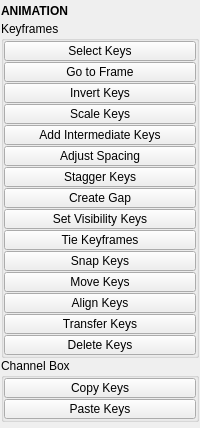
The window that tentacle/ui/animation.ui (m3trik/tentacle) describes before a commit, drawn with Qt 5.
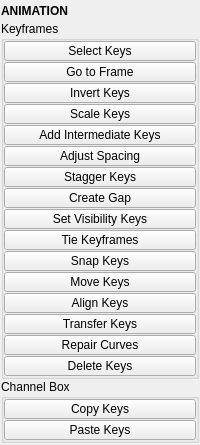
The same window after the commit. Custom widgets are drawn as their Qt base class.

The edit to the form file:
```diff
--- a/tentacle/ui/animation.ui
+++ b/tentacle/ui/animation.ui
@@ -10,7 +10,7 @@
     <x>0</x>
     <y>0</y>
     <width>200</width>
-    <height>428</height>
+    <height>445</height>
    </rect>
   </property>
   <property name="tabShape">
@@ -443,6 +443,37 @@
            </property>
           </widget>
          </item>
+         <item>
+          <widget class="PushButton" name="tb015">
+           <property name="enabled">
+            <bool>true</bool>
+           </property>
+           <property name="minimumSize">
+            <size>
+             <width>0</width>
+             <height>20</height>
+            </size>
+           </property>
+           <property name="maximumSize">
+            <size>
+             <width>16777215</width>
+             <height>20</height>
+            </size>
+           </property>
+           <property name="toolTip">
+            <string>Detects and repairs corrupted animation curves.</string>
+           </property>
+           <property name="text">
+            <string>Repair Curves</string>
+           </property>
+           <property name="iconSize">
+            <size>
+             <width>18</width>
+             <height>18</height>
+            </size>
+           </property>
+          </widget>
+         </item>
          <item>
           <widget class="PushButton" name="tb010">
            <property name="enabled">
```
